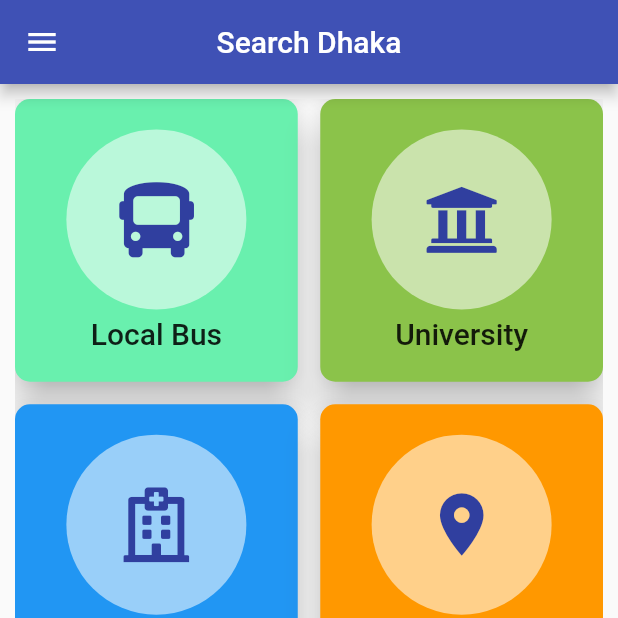
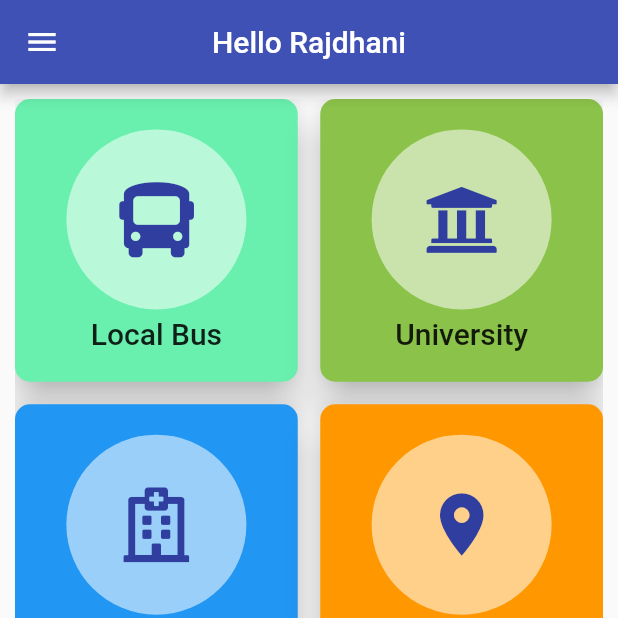
Before and after one commit to sohagmahin/Search-Dhaka, a Flutter app: the screen it shows after launch, on a phone screen of 412 x 824 dp, the top half of it. Run offline on Flutter 3.47's test engine with Material 2 defaults, Android fonts, the phone set to English and light mode, and no system bars; our stand-ins replace carousel_slider, data_connection_checker, font_awesome_flutter, shared_preferences, sqflite; missing offline and left inert: android_intent, autocomplete_textfield; accounts and stored records are empty; Roboto replaces fonts that are missing (ZCOOLQingKeHuangYou).

Commit message:
changed the name & fixed padding error

```diff
--- a/lib/main.dart
+++ b/lib/main.dart
@@ -11,7 +11,6 @@ import 'pages/tourist/places.dart';
 import 'pages/tourist/place_details.dart';
 import 'pages/home_page.dart';
 import 'pages/university/universities.dart';
-
 import 'pages/shopping_mall/shopping_malls.dart';
 import 'pages/train/TrainStation.dart';
 import 'pages/hotline/hotline_numbers.dart';
@@ -38,7 +37,7 @@ class LocalBus extends StatelessWidget {
             primarySwatch: Colors.indigo, fontFamily: 'ZCOOLQingKeHuangYou'),
         initialRoute: HomePage.routeName,
         routes: {
-          HomePage.routeName: (context) => HomePage(),
+          HomePage.routeName: (context) => HomePage(appTitle: 'Hello Rajdhani',),
           LocalBusMain.routeName: (context) =>
               LocalBusMain(title: 'Local Bus(Dhaka route)'),
           BusDetails.routeName: (context) => BusDetails(),
--- a/lib/pages/home_page.dart
+++ b/lib/pages/home_page.dart
@@ -15,6 +15,8 @@ import 'hospital/hospitallist.dart';
 
 class HomePage extends StatelessWidget {
   static const routeName = '/';
+  final String appTitle;
+  HomePage({this.appTitle});
 
   @override
   Widget build(BuildContext context) {
@@ -22,7 +24,7 @@ class HomePage extends StatelessWidget {
       onWillPop: ()=>exitDialog(context),
       child: Scaffold(
         appBar: AppBar(
-          title: Text('Search Dhaka'),
+          title: Text(appTitle),
           centerTitle: true,
         ),
         drawer: HomePageDrawer(),
```
Also changed, not shown: lib/widgets/Hospital/hospitalRoundbox.dart (+8 -5 lines), 5 other files.
